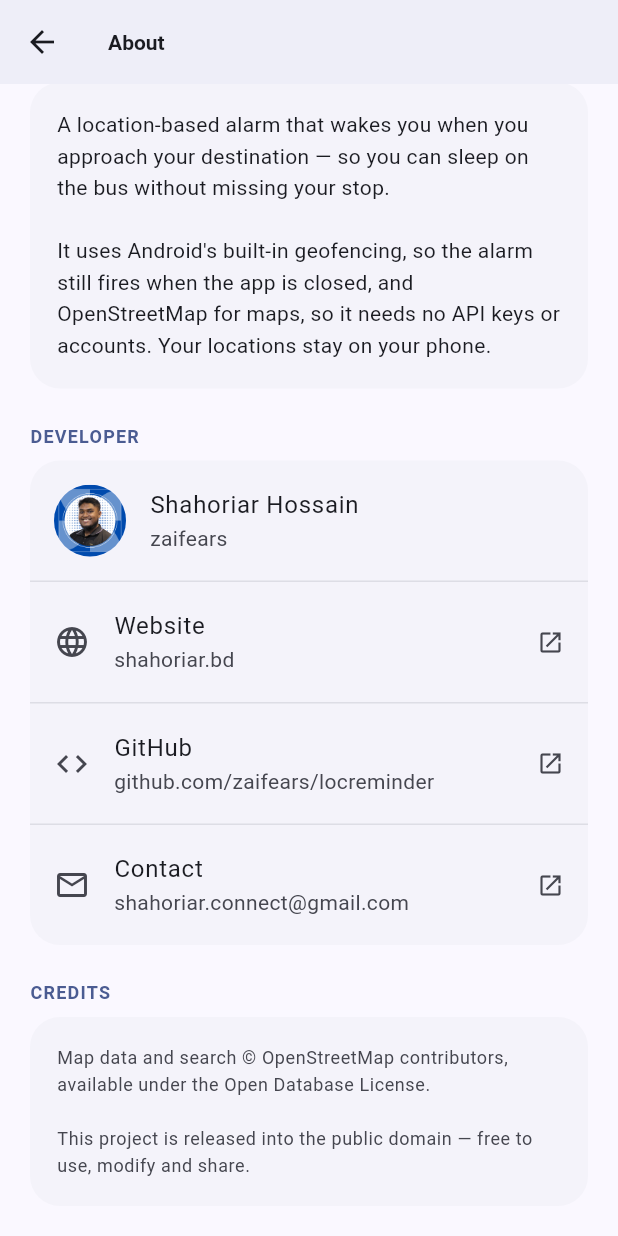
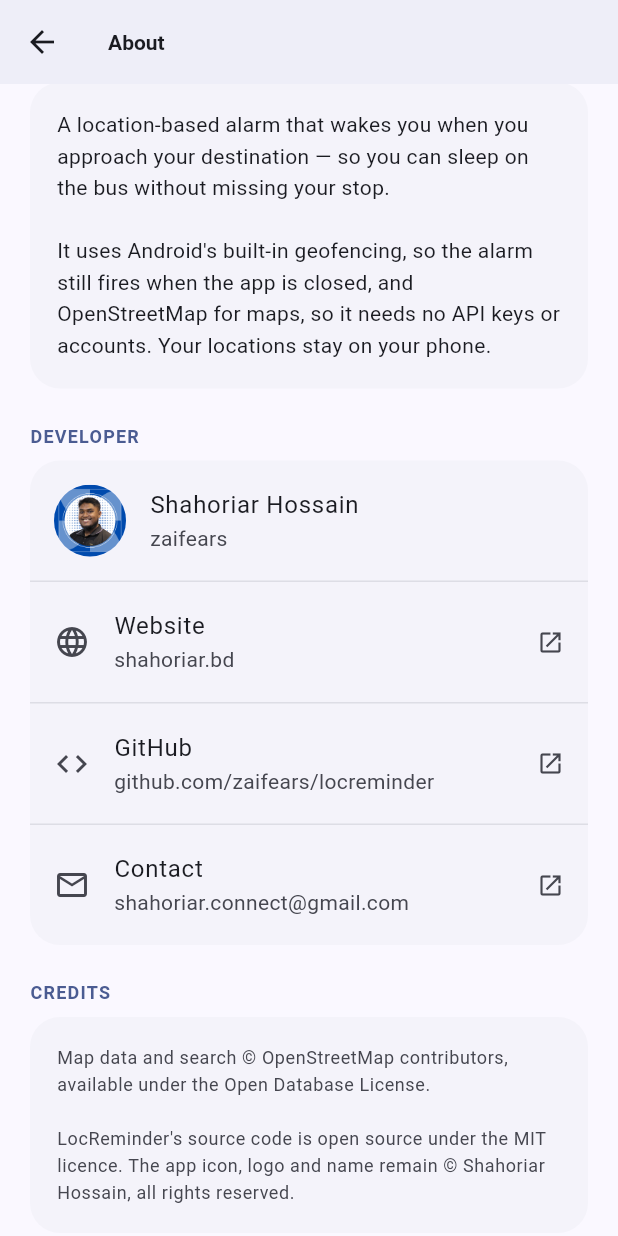
Before and after one commit to zaifears/locreminder, a Flutter app: the AboutScreen screen opened directly, scrolled down 217 dp, on a phone screen of 412 x 824 dp. Run offline on Flutter 3.47's test engine with Material 3 defaults, Android fonts, the phone set to English and light mode, and no system bars; our stand-ins replace flutter_map, geolocator, latlong2, package_info_plus, permission_handler, shared_preferences; accounts and stored records are empty.

Commit message:
Correct licence wording in the in-app About screen
It still claimed public domain after the switch to MIT with reserved
branding, which would have been the most visible place users saw the
wrong terms.

```diff
--- a/lib/screens/about_screen.dart
+++ b/lib/screens/about_screen.dart
@@ -152,8 +152,9 @@ class _AboutScreenState extends State<AboutScreen> {
               child: Text(
                 'Map data and search © OpenStreetMap contributors, available '
                 'under the Open Database License.\n\n'
-                'This project is released into the public domain — free to '
-                'use, modify and share.',
+                'LocReminder\'s source code is open source under the MIT '
+                'licence. The app icon, logo and name remain © Shahoriar '
+                'Hossain, all rights reserved.',
                 style: Theme.of(context).textTheme.bodySmall?.copyWith(
                       color: scheme.onSurfaceVariant,
                       height: 1.5,
```
